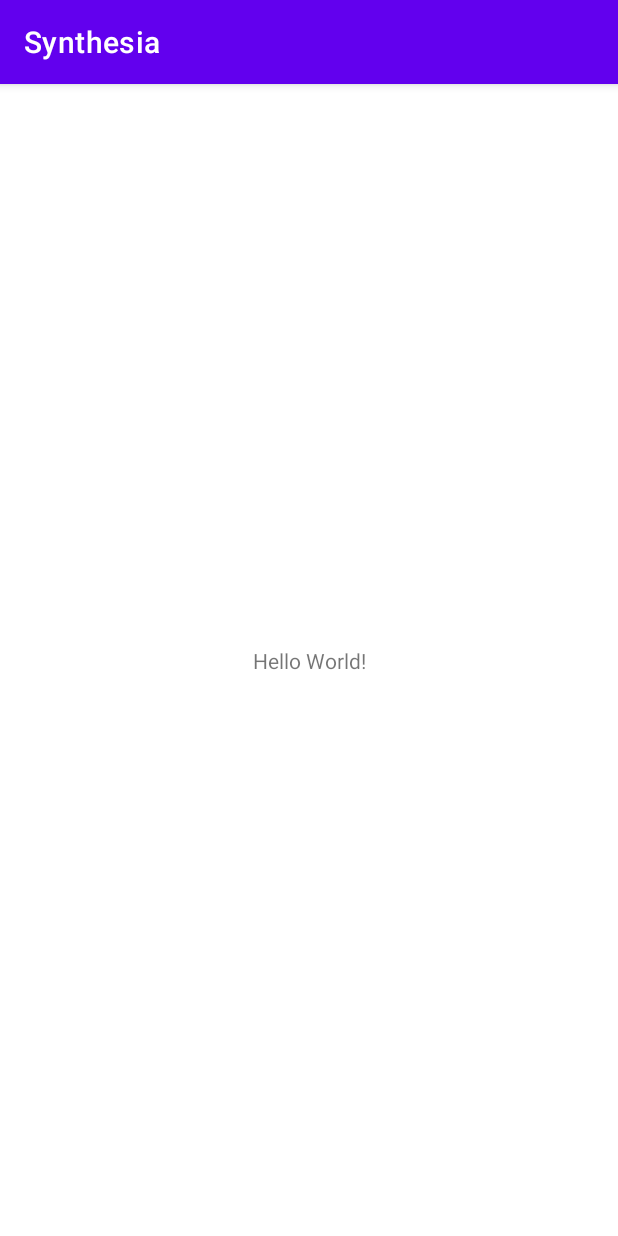
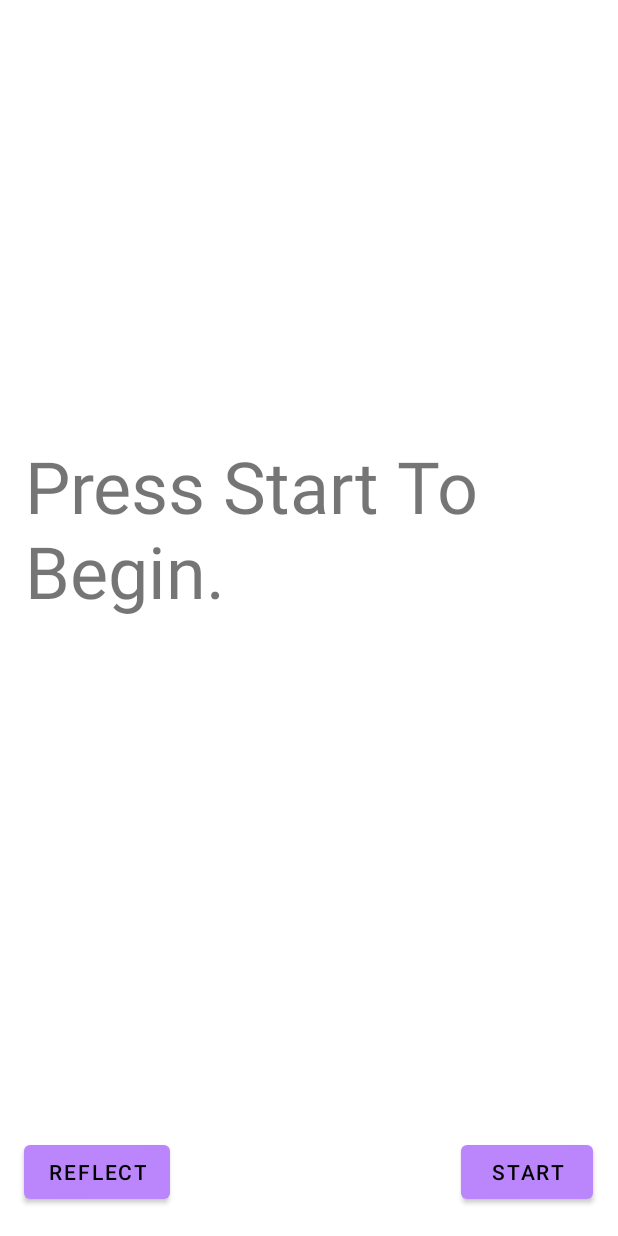
Before and after one commit to iloveusername/Synesthesia, an Android app: the screen it shows after launch (MainActivity), on a phone screen of 412 x 824 dp. Run offline under Robolectric (Android 15) with nearby library versions, the phone set to English and light mode, and no system bars.

Commit message:
Setting up Basic UI

```diff
--- a/app/src/main/java/com/riats/synthesia/MainActivity.java
+++ b/app/src/main/java/com/riats/synthesia/MainActivity.java
@@ -3,6 +3,9 @@ package com.riats.synthesia;
 import androidx.appcompat.app.AppCompatActivity;
 
 import android.os.Bundle;
+import android.view.View;
+import android.widget.Button;
+import android.widget.TextView;
 
 public class MainActivity extends AppCompatActivity {
 
@@ -10,5 +13,18 @@ public class MainActivity extends AppCompatActivity {
     protected void onCreate(Bundle savedInstanceState) {
         super.onCreate(savedInstanceState);
         setContentView(R.layout.activity_main);
+        TextView textView = findViewById(R.id.textView);
+        Button start = findViewById(R.id.start);
+        Button reflect = findViewById(R.id.reflect);
+
+        int state = 0;
+        reflect.setOnClickListener(new View.OnClickListener() {
+            @Override
+            public void onClick(View view) {
+                if (state == 0){
+
+                }
+            }
+        });
     }
 }
--- a/app/src/main/res/layout/activity_main.xml
+++ b/app/src/main/res/layout/activity_main.xml
@@ -7,12 +7,38 @@
     tools:context=".MainActivity">
 
     <TextView
-        android:layout_width="wrap_content"
-        android:layout_height="wrap_content"
-        android:text="Hello World!"
+        android:id="@+id/textView"
+        android:layout_width="379dp"
+        android:layout_height="241dp"
+        android:text="Press Start To Begin."
+        android:textSize="48sp"
         app:layout_constraintBottom_toBottomOf="parent"
         app:layout_constraintEnd_toEndOf="parent"
         app:layout_constraintStart_toStartOf="parent"
         app:layout_constraintTop_toTopOf="parent" />
 
+    <Button
+        android:id="@+id/start"
+        android:layout_width="wrap_content"
+        android:layout_height="wrap_content"
+        android:text="Start"
+        app:layout_constraintBottom_toBottomOf="parent"
+        app:layout_constraintEnd_toEndOf="parent"
+        app:layout_constraintHorizontal_bias="0.949"
+        app:layout_constraintStart_toStartOf="parent"
+        app:layout_constraintTop_toTopOf="parent"
+        app:layout_constraintVertical_bias="0.976" />
+
+    <Button
+        android:id="@+id/reflect"
+        android:layout_width="wrap_content"
+        android:layout_height="wrap_content"
+        android:text="Reflect"
+        app:layout_constraintBottom_toBottomOf="parent"
+        app:layout_constraintEnd_toEndOf="parent"
+        app:layout_constraintHorizontal_bias="0.05"
+        app:layout_constraintStart_toStartOf="parent"
+        app:layout_constraintTop_toTopOf="parent"
+        app:layout_constraintVertical_bias="0.976" />
+
 </androidx.constraintlayout.widget.ConstraintLayout>
--- a/app/src/main/res/values-night/themes.xml
+++ b/app/src/main/res/values-night/themes.xml
@@ -1,6 +1,6 @@
 <resources xmlns:tools="http://schemas.android.com/tools">
     <!-- Base application theme. -->
-    <style name="Theme.Synthesia" parent="Theme.MaterialComponents.DayNight.DarkActionBar">
+    <style name="Theme.Synthesia" parent="Theme.MaterialComponents.DayNight.NoActionBar">
         <!-- Primary brand color. -->
         <item name="colorPrimary">@color/purple_200</item>
         <item name="colorPrimaryVariant">@color/purple_700</item>
--- a/app/src/main/res/values/themes.xml
+++ b/app/src/main/res/values/themes.xml
@@ -1,13 +1,13 @@
 <resources xmlns:tools="http://schemas.android.com/tools">
     <!-- Base application theme. -->
-    <style name="Theme.Synthesia" parent="Theme.MaterialComponents.DayNight.DarkActionBar">
+    <style name="Theme.Synthesia" parent="Theme.MaterialComponents.DayNight.NoActionBar">
         <!-- Primary brand color. -->
-        <item name="colorPrimary">@color/purple_500</item>
+        <item name="colorPrimary">@color/purple_200</item>
         <item name="colorPrimaryVariant">@color/purple_700</item>
-        <item name="colorOnPrimary">@color/white</item>
+        <item name="colorOnPrimary">@color/black</item>
         <!-- Secondary brand color. -->
         <item name="colorSecondary">@color/teal_200</item>
-        <item name="colorSecondaryVariant">@color/teal_700</item>
+        <item name="colorSecondaryVariant">@color/teal_200</item>
         <item name="colorOnSecondary">@color/black</item>
         <!-- Status bar color. -->
         <item name="android:statusBarColor">?attr/colorPrimaryVariant</item>
```
